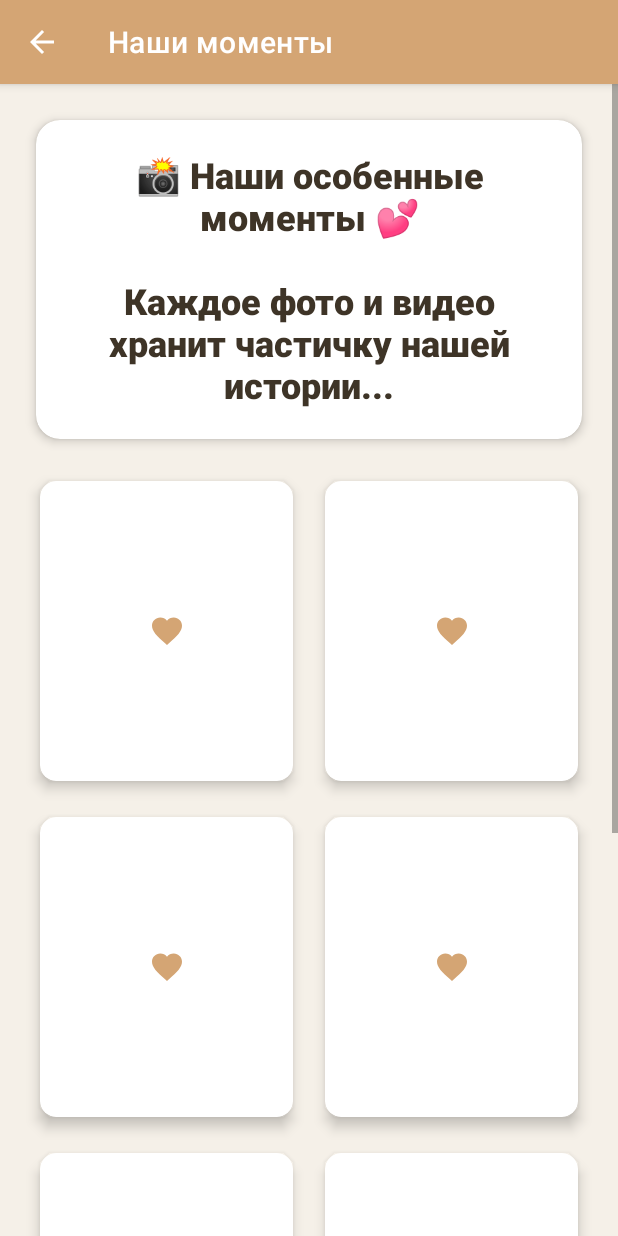
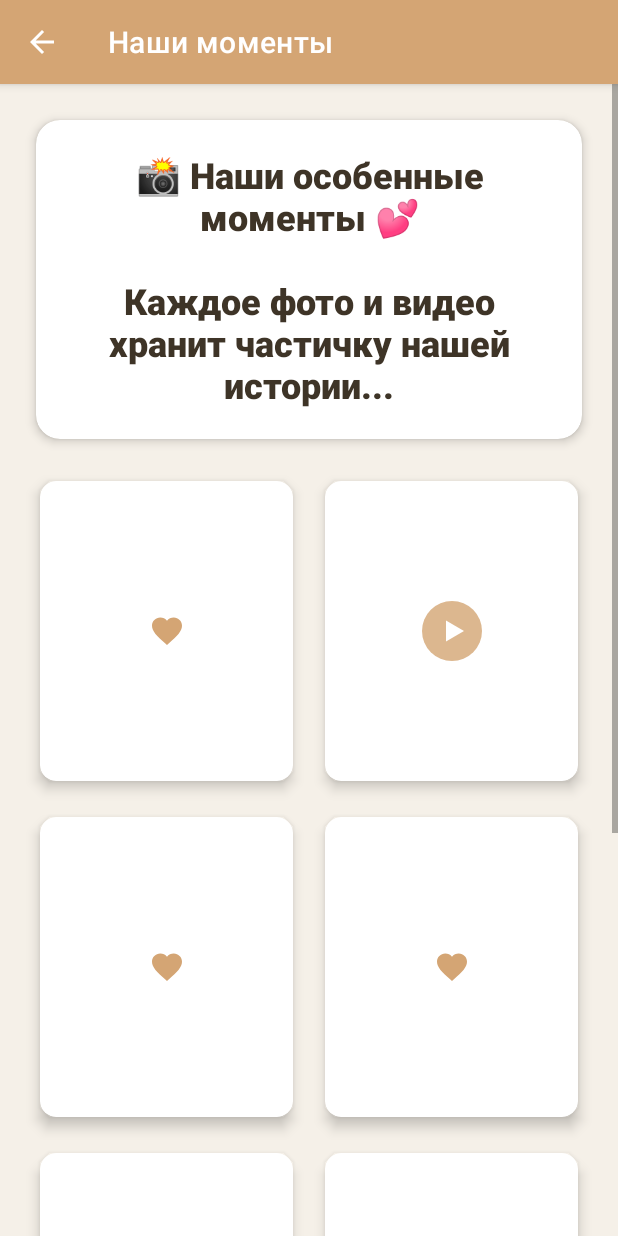
Before and after one commit to liveinnft/napominalochka, an Android app: the GalleryActivity screen opened directly, with no data from a screen before it, on a phone screen of 412 x 824 dp. Run offline under Robolectric (Android 15) with nearby library versions, the phone set to English and light mode, and no system bars.

Commit message:
🎬 АЛЬТЕРНАТИВНОЕ РЕШЕНИЕ ДЛЯ ВИДЕО
❌ ПРОБЛЕМА: VideoView не работает стабильно
✅ РЕШЕНИЕ: Информационный режим для видео

🔧 НОВЫЙ ПОДХОД:
- Убран проблемный VideoView
- Видео показывают информацию вместо воспроизведения
- Добавлена диагностика файлов
- Техническая информация о видео (размер, длительность)

🎨 ВИЗУАЛЬНЫЕ УЛУЧШЕНИЯ:
- Создана иконка воспроизведения ic_video_play.xml
- Видео отличаются от фото визуально
- Четкие сообщения о статусе файлов

📋 ПРЕИМУЩЕСТВА:
- ❌ Нет белого экрана
- ✅ Стабильная работа на всех устройствах
- 🔧 Видно какие файлы загружены
- 📱 Быстрая работа приложения
- 💡 Диагностика проблем с файлами

📝 ОБНОВЛЕНА ДОКУМЕНТАЦИЯ:
- Объяснен новый режим работы видео
- Убраны инструкции по устранению белого экрана
- Описаны преимущества нового подхода

🚀 СТАБИЛЬНАЯ ГАЛЕРЕЯ ГОТОВА!

```diff
--- /dev/null
+++ b/app/src/main/res/drawable/ic_video_play.xml
@@ -0,0 +1,19 @@
+<?xml version="1.0" encoding="utf-8"?>
+<vector xmlns:android="http://schemas.android.com/apk/res/android"
+    android:width="48dp"
+    android:height="48dp"
+    android:viewportWidth="24"
+    android:viewportHeight="24">
+
+    <!-- Background circle -->
+    <path
+        android:fillColor="@color/warm_primary"
+        android:pathData="M12,12m-10,0a10,10 0,1 1,20 0a10,10 0,1 1,-20 0"
+        android:fillAlpha="0.8"/>
+
+    <!-- Play triangle -->
+    <path
+        android:fillColor="@color/white"
+        android:pathData="M10,8.5v7l6,-3.5z"/>
+
+</vector>
```
Also changed, not shown: app/src/main/java/com/napominalochka/app/ui/gallery/GalleryActivity.java (+74 -51 lines), 1 other file.
